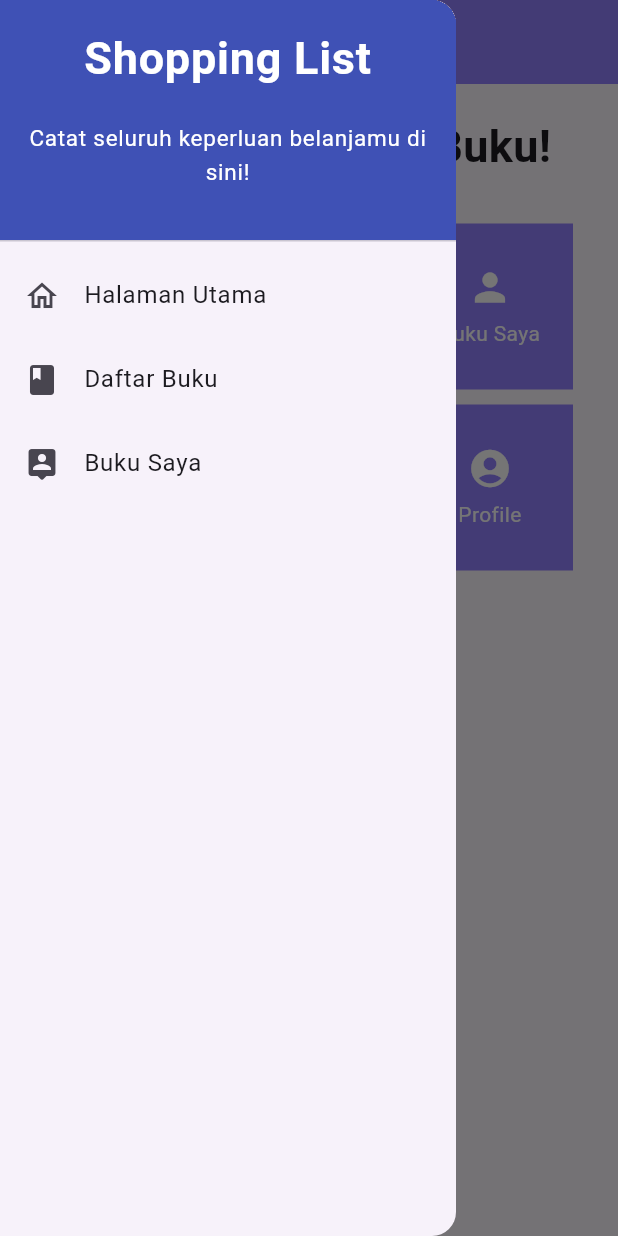
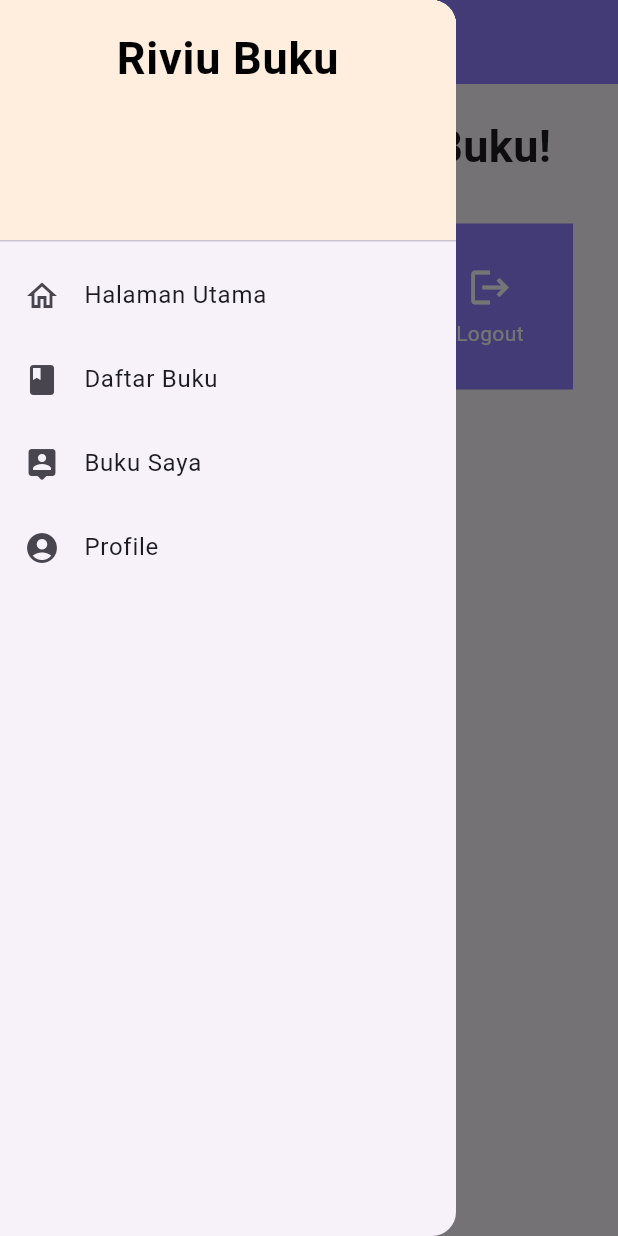
Before and after one commit to Riviu-Buku/riviu-buku-mobile, a Flutter app: the MyHomePage screen opened directly with empty values, with the side drawer open, on a phone screen of 412 x 824 dp. Run offline on Flutter 3.47's test engine with Material 3 defaults, Android fonts, the phone set to English and light mode, and no system bars; our stand-ins replace expandable_text, flutter_rating_bar, flutter_riverpod; missing offline and left inert: pbp_django_auth; network calls fail.

Commit message:
change logo, fix homepage

```diff
--- a/lib/authentication/menu.dart
+++ b/lib/authentication/menu.dart
@@ -21,11 +21,11 @@ class MyHomePage extends StatelessWidget {
   MyHomePage(this.user);
 
   final List<ShopItem> items = [
-    ShopItem("Lihat Produk", Icons.checklist),
-    ShopItem("Tambah Produk", Icons.add_shopping_cart),
+    ShopItem("Daftar Buku", Icons.checklist),
     ShopItem("Buku Saya", Icons.person),
     ShopItem("Logout", Icons.logout),
     ShopItem("Albums", Icons.collections_bookmark),
+    ShopItem("Profile", Icons.account_circle)
   ];
 
   void _navigateToPage(String itemName, BuildContext context) {
@@ -126,13 +126,6 @@ class MyHomePage extends StatelessWidget {
               'Riviu Buku',
             ),
             SizedBox(width: 16),
-            Text(
-              'Profile',
-              style: TextStyle(
-                fontSize: 18,
-                fontWeight: FontWeight.bold,
-              ),
-            ),
           ],
         ),
         backgroundColor: Color.fromRGBO(147, 129, 255, 1.000),
@@ -168,11 +161,6 @@ class MyHomePage extends StatelessWidget {
                       _navigateToPage(item.name, context);
                     });
                   }),
-                  ProfileCard(
-                    onTap: () {
-                      _navigateToPage("Profile", context);
-                    },
-                  ),
                 ],
               ),
             ],
@@ -227,40 +215,3 @@ class ShopCard extends StatelessWidget {
     );
   }
 }
-
-class ProfileCard extends StatelessWidget {
-  final VoidCallback onTap;
-
-  const ProfileCard({Key? key, required this.onTap}) : super(key: key);
-
-  @override
-  Widget build(BuildContext context) {
-    return Material(
-      color: Color.fromRGBO(147, 129, 255, 1.000),
-      child: InkWell(
-        onTap: onTap,
-        child: Container(
-          padding: const EdgeInsets.all(8),
-          child: Center(
-            child: Column(
-              mainAxisAlignment: MainAxisAlignment.center,
-              children: [
-                Icon(
-                  Icons.account_circle,
-                  color: Colors.white,
-                  size: 30.0,
-                ),
-                const Padding(padding: EdgeInsets.all(3)),
-                Text(
-                  'Profile',
-                  textAlign: TextAlign.center,
-                  style: const TextStyle(color: Colors.white),
-                ),
-              ],
-            ),
-          ),
-        ),
-      ),
-    );
-  }
-}
--- a/lib/authentication/welcome.dart
+++ b/lib/authentication/welcome.dart
@@ -35,8 +35,9 @@ class WelcomePage extends StatelessWidget {
                   SizedBox(
                     height: 30,
                   ),
-                  Image(image: NetworkImage("https://res.cloudinary.com/dcf91ipuo/image/upload/v1702367781/logoRiviuBuku_wypvmq.png"),
-                        height: 100)
+                  Image.asset('assets/images/logo-riviu-buku.png', height: 100)
+                  // Image(image: NetworkImage("https://res.cloudinary.com/dcf91ipuo/image/upload/v1702367781/logoRiviuBuku_wypvmq.png"),
+                  //       height: 100)
                 ],
               ),
               Container(
--- a/lib/left_drawer.dart
+++ b/lib/left_drawer.dart
@@ -22,29 +22,28 @@ class LeftDrawer extends StatelessWidget {
         children: [
           const DrawerHeader(
               decoration: BoxDecoration(
-                color: Colors.indigo,
+                color: Color.fromRGBO(255,238,221,1.000),
               ),
               child: Column(
                 children: [
                   Text(
-                    'Shopping List',
+                    'Riviu Buku',
                     textAlign: TextAlign.center,
                     style: TextStyle(
                       fontSize: 30,
                       fontWeight: FontWeight.bold,
-                      color: Colors.white,
+                      color: Colors.black,
                     ),
                   ),
-                  Padding(padding: EdgeInsets.all(10)),
-                  Text("Catat seluruh keperluan belanjamu di sini!",
-                    // NOTE: Tambahkan gaya teks dengan center alignment, font ukuran 15, warna putih, dan weight biasa
-                    textAlign: TextAlign.center,
-                    style: TextStyle(
-                      fontSize: 15,
-                      color: Colors.white,
-                      fontWeight: FontWeight.normal, // This is the default weight, so you can omit it if you prefer.
-                    ),
-                  ),
+                  // Padding(padding: EdgeInsets.all(10)),
+                  // Text("Catat seluruh keperluan belanjamu di sini!",
+                  //   textAlign: TextAlign.center,
+                  //   style: TextStyle(
+                  //     fontSize: 15,
+                  //     color: Colors.black,
+                  //     fontWeight: FontWeight.normal,
+                  //   ),
+                  // ),
                 ],
               ),
             ),
@@ -62,22 +61,6 @@ class LeftDrawer extends StatelessWidget {
                   ));
             },
           ),
-          // ListTile(
-          //   leading: const Icon(Icons.add_shopping_cart),
-          //   title: const Text('Tambah Produk'),
-          //   // Bagian redirection ke ShopFormPage
-          //   onTap: () {
-          //     /*
-          //     NOTE: Buatlah routing ke ShopFormPage di sini,
-          //     setelah halaman ShopFormPage sudah dibuat.
-          //     */
-          //     Navigator.pushReplacement(
-          //         context,
-          //         MaterialPageRoute(
-          //           builder: (context) => ShopFormPage(),
-          //         ));
-          //   },
-          // ),
           ListTile(
             leading: const Icon(Icons.book),
             title: const Text('Daftar Buku'),
@@ -102,6 +85,18 @@ class LeftDrawer extends StatelessWidget {
                 );
               },
           ),
+          ListTile(
+            leading: const Icon(Icons.account_circle),
+            title: const Text('Profile'),
+            onTap: () {
+                // Route menu ke halaman produk
+                Navigator.push(
+                context,
+                MaterialPageRoute(
+                  builder: (context) => Homepage(user: user)),
+                );
+              },
+          ),
         ],
       ),
     );
```
